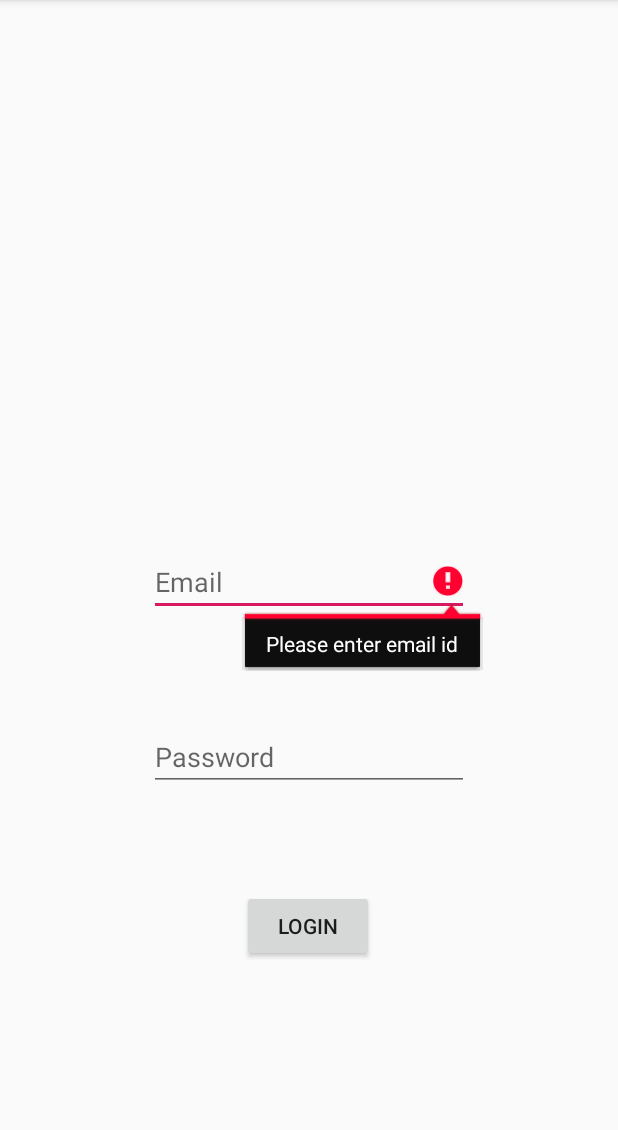
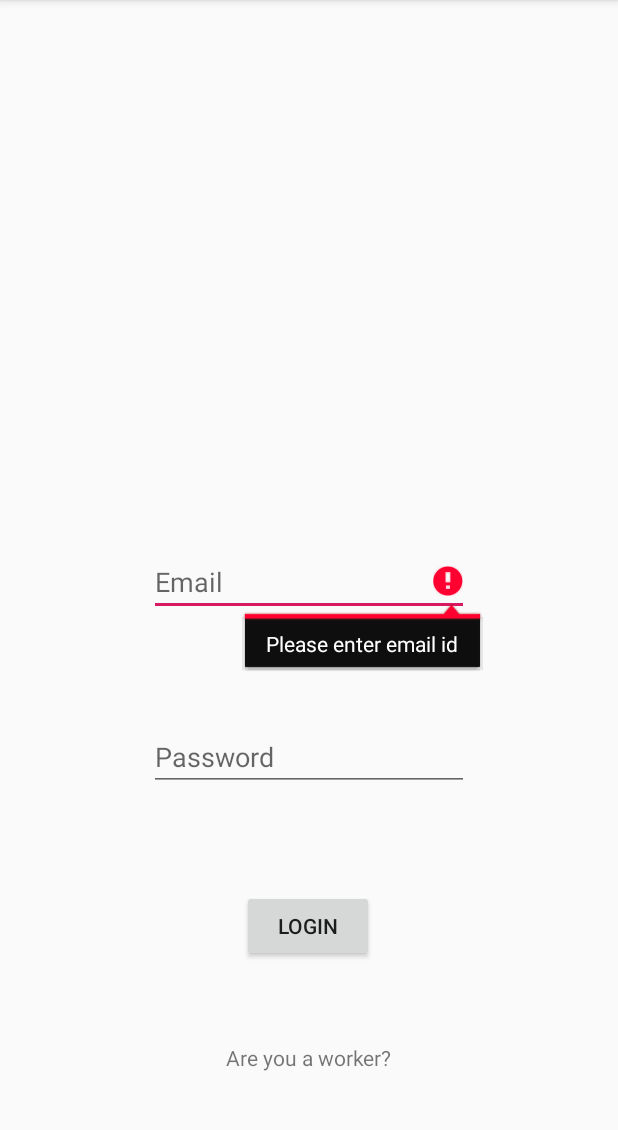
Before and after one commit to kaushik77050/VruRakshakSample, an Android app: the screen it shows after launch (MainActivity), after a tap on "LOGIN", on a phone screen of 412 x 824 dp, the part 84-1214 px from its top. Run offline under Robolectric (Android 15) with nearby library versions, the phone set to English and light mode, and no system bars; our stand-ins replace Firebase (no records; nobody signed in at launch, a user with empty details on screens opened directly).

```diff
--- a/app/src/main/AndroidManifest.xml
+++ b/app/src/main/AndroidManifest.xml
@@ -15,7 +15,9 @@
         android:roundIcon="@mipmap/ic_launcher_round"
         android:supportsRtl="true"
         android:theme="@style/AppTheme">
-        <activity android:name=".RegisterWorker"></activity>
+        <activity android:name=".WorkerActivity"></activity>
+        <activity android:name=".WorkerLogin" />
+        <activity android:name=".RegisterWorker" />
         <!--
              The API key for Google Maps-based APIs is defined as a string resource.
              (See the file "res/values/google_maps_api.xml").
--- a/app/src/main/java/com/example/sample/MainActivity.java
+++ b/app/src/main/java/com/example/sample/MainActivity.java
@@ -20,7 +20,7 @@ public class MainActivity extends AppCompatActivity {
 
     private FirebaseAuth mAuth;
     private FirebaseAuth.AuthStateListener mAuthStateListener;
-    TextView email,password;
+    TextView email,password,textView;
     Button login;
 
     @Override
@@ -31,6 +31,7 @@ public class MainActivity extends AppCompatActivity {
         email = findViewById(R.id.email);
         password = findViewById(R.id.pass);
         login = findViewById(R.id.login);
+        textView = findViewById(R.id.textView);
 
         mAuth = FirebaseAuth.getInstance();
 
@@ -78,6 +79,14 @@ public class MainActivity extends AppCompatActivity {
                 }
             }
         });
+
+        textView.setOnClickListener(new View.OnClickListener() {
+            @Override
+            public void onClick(View v) {
+                Intent i = new Intent(MainActivity.this,WorkerLogin.class);
+                startActivity(i);
+            }
+        });
     }
     @Override
     protected void onStart() {
--- a/app/src/main/java/com/example/sample/RegisterWorker.java
+++ b/app/src/main/java/com/example/sample/RegisterWorker.java
@@ -114,7 +114,7 @@ public class RegisterWorker extends AppCompatActivity {
                     hashMap.put("email",email);
                     hashMap.put("pass",password);
 
-                    myRef.child("Users").child(phoneNumber).updateChildren(hashMap)
+                    myRef.child("Users").child(phoneNumber).child("WorkerInfo").updateChildren(hashMap)
                             .addOnCompleteListener(new OnCompleteListener<Void>() {
                                 @Override
                                 public void onComplete(@NonNull Task<Void> task) {
--- a/app/src/main/res/layout/activity_main.xml
+++ b/app/src/main/res/layout/activity_main.xml
@@ -54,4 +54,14 @@
         app:layout_constraintTop_toBottomOf="@+id/pass"
         app:layout_constraintVertical_bias="0.327" />
 
+    <TextView
+        android:id="@+id/textView"
+        android:layout_width="wrap_content"
+        android:layout_height="wrap_content"
+        app:layout_constraintBottom_toBottomOf="parent"
+        app:layout_constraintEnd_toEndOf="parent"
+        app:layout_constraintStart_toStartOf="parent"
+        app:layout_constraintTop_toBottomOf="@+id/login"
+        android:text="Are you a worker?"/>
+
 </androidx.constraintlayout.widget.ConstraintLayout>
```
Also changed, not shown: app/src/main/java/com/example/sample/MapsActivity.java (+51 -21 lines).
